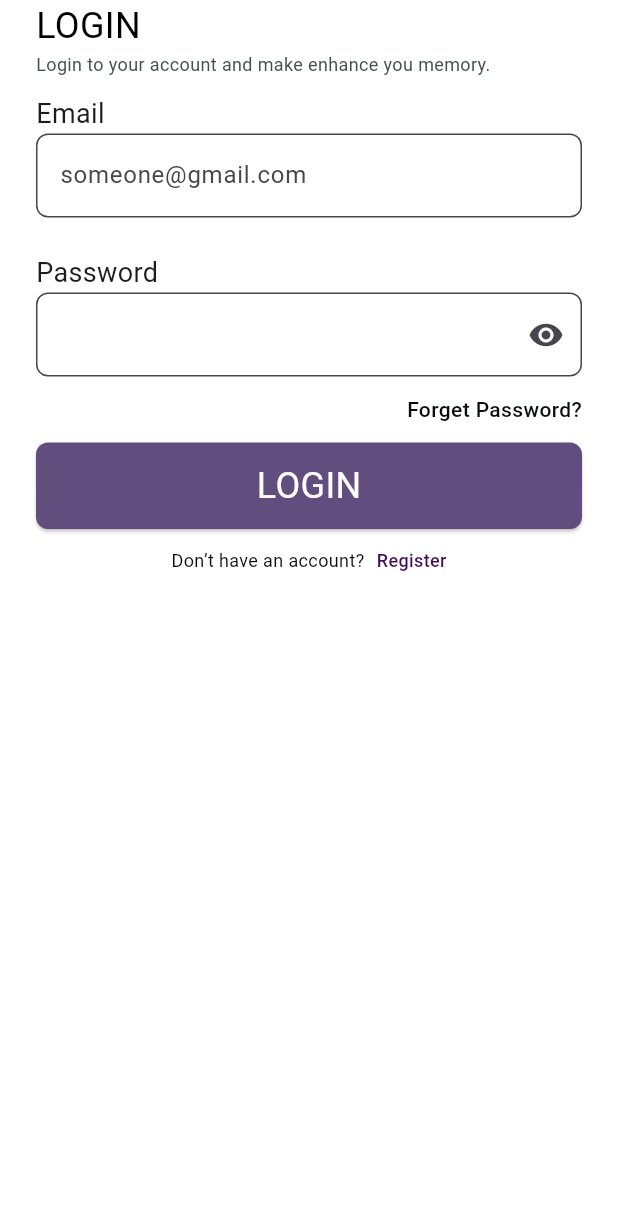
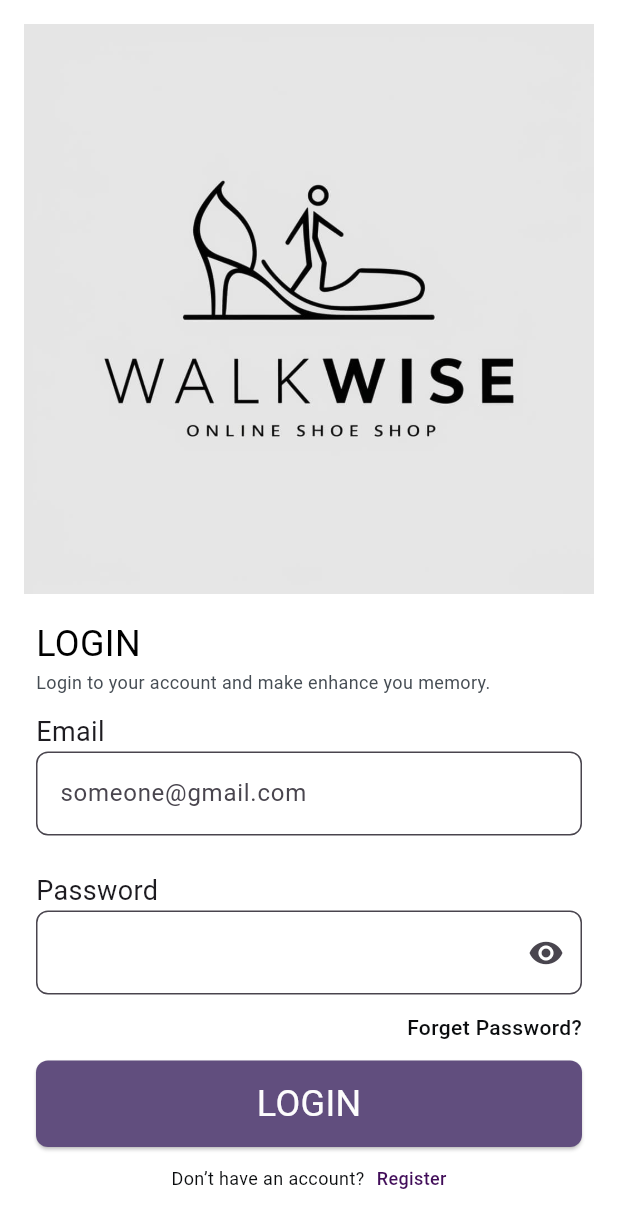
Before and after one commit to Brinda777/walkwise, a Flutter app: the LoginScreen screen opened directly, on a phone screen of 412 x 824 dp. Shown: the top 1228 px of the screen. Run offline on Flutter 3.47's test engine with Material 3 defaults, Android fonts, the phone set to English and light mode, and no system bars; Roboto replaces fonts that are missing (SFPro, Times).

Commit message:
updated the screens

```diff
--- a/lib/main.dart
+++ b/lib/main.dart
@@ -18,7 +18,7 @@
         colorScheme: ColorScheme.fromSeed(seedColor: Colors.deepPurple),
         useMaterial3: true,
       ),
-      home: LoginScreen()
+      home: SplashScreen()
     );
   }
 }
--- a/lib/screen/login_screen.dart
+++ b/lib/screen/login_screen.dart
@@ -1,6 +1,7 @@
 import 'package:flutter/material.dart';
 import 'package:flutter/widgets.dart';
 import 'package:walkwise/core/constants/color_constants.dart';
+import 'package:walkwise/core/utils/asset_provider.dart';
 import 'package:walkwise/core/utils/util.dart';
 import 'package:walkwise/screen/forget_password.dart';
 import 'package:walkwise/screen/homepage.dart';
@@ -43,6 +44,10 @@ class _LoginScreenState extends State<LoginScreen> {
               crossAxisAlignment: CrossAxisAlignment.start,
               children: [
                 // const LoginHeader(),
+                Padding(
+                  padding: const EdgeInsets.all(16.0),
+                  child: Image.asset(Assets.images.Logo),
+                ),
                 Container(
                   margin: EdgeInsets.symmetric(
                     horizontal: kHorizontalMargin,
--- a/lib/screen/register_screen.dart
+++ b/lib/screen/register_screen.dart
@@ -30,6 +30,10 @@ class _SignupScreenState extends State<SignupScreen> {
             child: Column(
               crossAxisAlignment: CrossAxisAlignment.start,
               children: [
+                Padding(
+                  padding: const EdgeInsets.all(16.0),
+                  child: Image.asset(Assets.images.Logo),
+                ),
                 // Container(
                 //   margin: EdgeInsets.symmetric(
                 //       horizontal: kHorizontalMargin, vertical: kVerticalMargin),
--- a/lib/screen/splash_screen.dart
+++ b/lib/screen/splash_screen.dart
@@ -40,9 +40,10 @@ class _SplashScreenState extends State<SplashScreen> {
                 ),
                 onPressed: () {
                   {
+                    Navigator.push(context,
                     MaterialPageRoute(
                       builder: (context) => LoginScreen(),
-                    );
+                    ));
                   }
                 },
               ),
```
Also changed, not shown: lib/screen/homepage.dart (+18 -1 lines).
